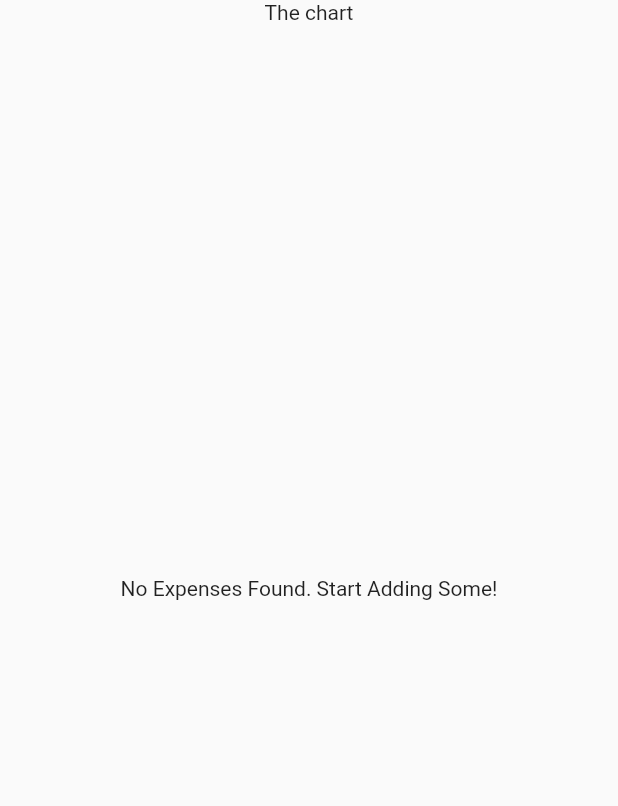
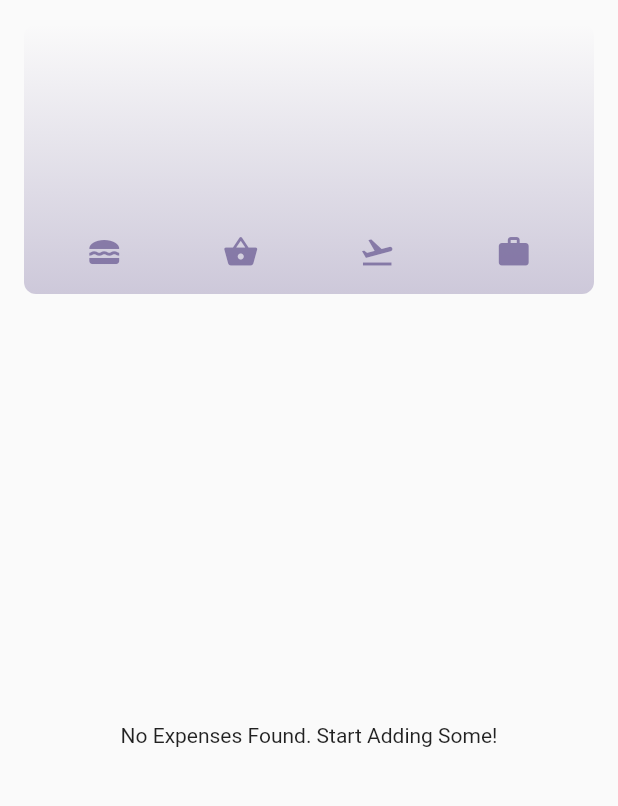
Before and after one commit to Raj2902Patel/EXPENSE_TRACKER_APP, a Flutter app: the screen it shows after launch, on a phone screen of 412 x 824 dp, the part 84-890 px from its top. Run offline on Flutter 3.47's test engine with Material 2 defaults, Android fonts, the phone set to English and light mode, and no system bars.

Commit message:
Application Created

```diff
--- a/expense_tracker/lib/models/expense.dart
+++ b/expense_tracker/lib/models/expense.dart
@@ -1,3 +1,4 @@
+
 import 'package:flutter/material.dart';
 import 'package:uuid/uuid.dart';
 import 'package:intl/intl.dart';
@@ -33,3 +34,28 @@ class Expense {
     return formatter.format(date);
   }
 }
+
+class ExpenseBucket {
+  const ExpenseBucket({
+    required this.category,
+    required this.expenses,
+  });
+
+  ExpenseBucket.forCategory(List<Expense> allExpenses, this.category)
+      : expenses = allExpenses
+            .where((expense) => expense.category == category)
+            .toList();
+
+  final Category category;
+  final List<Expense> expenses;
+
+  double get totalExpenses {
+    double sum = 0;
+
+    for (final expense in expenses) {
+      sum = sum + expense.amount;
+    }
+
+    return sum;
+  }
+}
--- /dev/null
+++ b/expense_tracker/lib/widgets/chart/chart.dart
@@ -0,0 +1,95 @@
+import 'package:flutter/material.dart';
+
+import 'package:expense_tracker/widgets/chart/chart_bar.dart';
+import 'package:expense_tracker/models/expense.dart';
+
+class Chart extends StatelessWidget {
+  const Chart({super.key, required this.expenses});
+
+  final List<Expense> expenses;
+
+  List<ExpenseBucket> get buckets {
+    return [
+      ExpenseBucket.forCategory(expenses, Category.food),
+      ExpenseBucket.forCategory(expenses, Category.shopping),
+      ExpenseBucket.forCategory(expenses, Category.travel),
+      ExpenseBucket.forCategory(expenses, Category.work),
+    ];
+  }
+
+  double get maxTotalExpense {
+    double maxTotalExpense = 0;
+
+    for (final bucket in buckets) {
+      if (bucket.totalExpenses > maxTotalExpense) {
+        maxTotalExpense = bucket.totalExpenses;
+      }
+    }
+
+    return maxTotalExpense;
+  }
+
+  @override
+  Widget build(BuildContext context) {
+    final isDarkMode =
+        MediaQuery.of(context).platformBrightness == Brightness.dark;
+    return Container(
+      margin: const EdgeInsets.all(16),
+      padding: const EdgeInsets.symmetric(
+        vertical: 16,
+        horizontal: 8,
+      ),
+      width: double.infinity,
+      height: 180,
+      decoration: BoxDecoration(
+        borderRadius: BorderRadius.circular(8),
+        gradient: LinearGradient(
+          colors: [
+            Theme.of(context).colorScheme.primary.withOpacity(0.3),
+            Theme.of(context).colorScheme.primary.withOpacity(0.0)
+          ],
+          begin: Alignment.bottomCenter,
+          end: Alignment.topCenter,
+        ),
+      ),
+      child: Column(
+        children: [
+          Expanded(
+            child: Row(
+              crossAxisAlignment: CrossAxisAlignment.end,
+              children: [
+                for (final bucket in buckets) // alternative to map()
+                  ChartBar(
+                    fill: bucket.totalExpenses == 0
+                        ? 0
+                        : bucket.totalExpenses / maxTotalExpense,
+                  )
+              ],
+            ),
+          ),
+          const SizedBox(height: 12),
+          Row(
+            children: buckets
+                .map(
+                  (bucket) => Expanded(
+                    child: Padding(
+                      padding: const EdgeInsets.symmetric(horizontal: 4),
+                      child: Icon(
+                        categoryIcons[bucket.category],
+                        color: isDarkMode
+                            ? Theme.of(context).colorScheme.secondary
+                            : Theme.of(context)
+                                .colorScheme
+                                .primary
+                                .withOpacity(0.7),
+                      ),
+                    ),
+                  ),
+                )
+                .toList(),
+          )
+        ],
+      ),
+    );
+  }
+}
--- /dev/null
+++ b/expense_tracker/lib/widgets/chart/chart_bar.dart
@@ -0,0 +1,34 @@
+import 'package:flutter/material.dart';
+
+class ChartBar extends StatelessWidget {
+  const ChartBar({
+    super.key,
+    required this.fill,
+  });
+
+  final double fill;
+
+  @override
+  Widget build(BuildContext context) {
+    final isDarkMode =
+        MediaQuery.of(context).platformBrightness == Brightness.dark;
+    return Expanded(
+      child: Padding(
+        padding: const EdgeInsets.symmetric(horizontal: 4),
+        child: FractionallySizedBox(
+          heightFactor: fill,
+          child: DecoratedBox(
+            decoration: BoxDecoration(
+              shape: BoxShape.rectangle,
+              borderRadius:
+                  const BorderRadius.vertical(top: Radius.circular(8)),
+              color: isDarkMode
+                  ? Theme.of(context).colorScheme.secondary
+                  : Theme.of(context).colorScheme.primary.withOpacity(0.65),
+            ),
+          ),
+        ),
+      ),
+    );
+  }
+}
--- a/expense_tracker/lib/widgets/expenses.dart
+++ b/expense_tracker/lib/widgets/expenses.dart
@@ -1,3 +1,4 @@
+import 'package:expense_tracker/widgets/chart/chart.dart';
 import 'package:expense_tracker/widgets/new_expense.dart';
 import 'package:flutter/material.dart';
 
@@ -78,7 +79,7 @@ class _ExpensesState extends State<Expenses> {
       ),
       body: Column(
         children: [
-          const Text('The chart'),
+          Chart(expenses: _registeredExpenses),
           Expanded(
             child: mainContent,
           ),
```
